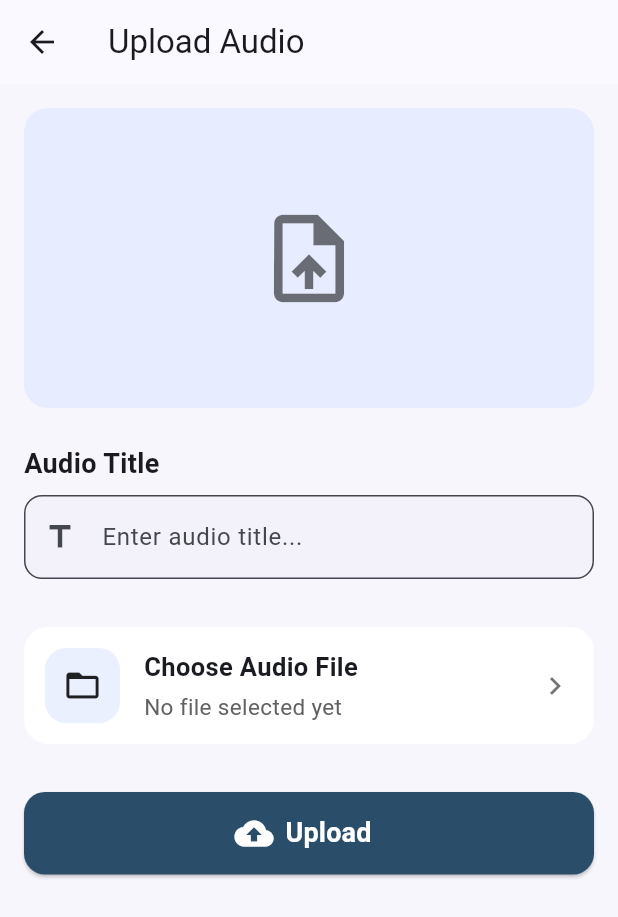
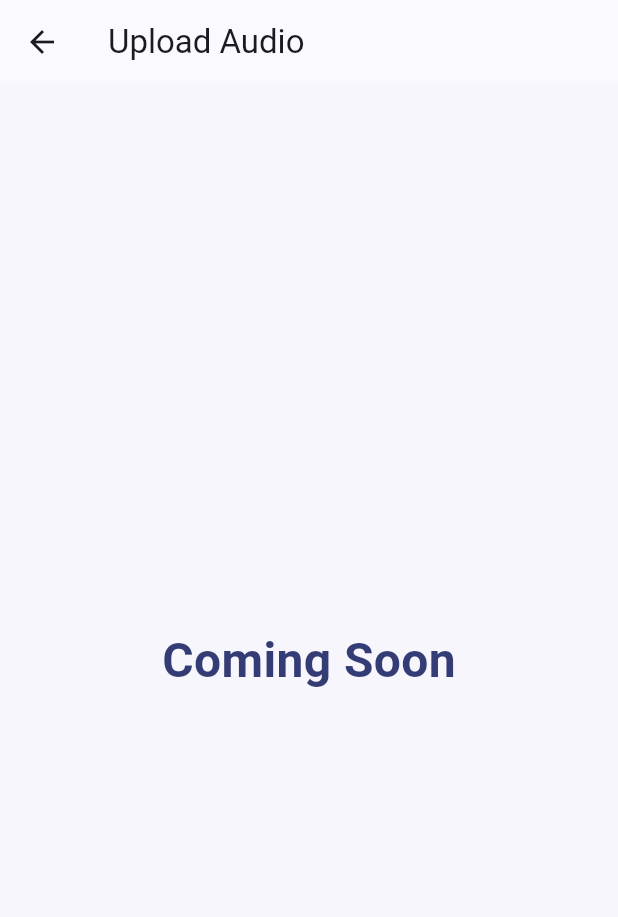
Before and after one commit to Majdalru/2025_GP_13, a Flutter app: the UploadAudioPage screen opened directly, on a phone screen of 412 x 824 dp. Shown: the top 917 px of the screen. Run offline on Flutter 3.47's test engine with Material 3 defaults, Android fonts, the phone set to English and light mode, and no system bars; our stand-ins replace audioplayers, cloud_firestore, firebase_auth, firebase_core, fl_chart, flutter_local_notifications and 4 more; missing offline and left inert: record; accounts and stored records are empty.

Commit message:
final touches

```diff
--- a/lib/Screens/location_page.dart
+++ b/lib/Screens/location_page.dart
@@ -8,24 +8,40 @@ class LocationPage extends StatelessWidget {
     final cs = Theme.of(context).colorScheme;
     return Scaffold(
       appBar: AppBar(title: const Text('Location')),
-      body: Padding(
-        padding: const EdgeInsets.all(16),
-        child: Column(
-          children: [
-            Container(
-              height: 220,
-              decoration: BoxDecoration(
-                color: cs.primaryContainer.withOpacity(.5),
-                borderRadius: BorderRadius.circular(16),
-              ),
-              child: const Center(child: Icon(Icons.map, size: 64)),
-            ),
-            const SizedBox(height: 16),
-            const ListTile(leading: Icon(Icons.place), title: Text('loc ..........')),
-            const ListTile(leading: Icon(Icons.access_time), title: Text('Time ..........')),
-          ],
+      body: Center(
+        child: Text(
+          "Coming Soon",
+          style: TextStyle(
+            fontSize: 32,
+            fontWeight: FontWeight.bold,
+            color: const Color.fromARGB(255, 51, 60, 116),
+          ),
         ),
       ),
+      //Padding(
+      //   padding: const EdgeInsets.all(16),
+      //   child: Column(
+      //     children: [
+      //       Container(
+      //         height: 220,
+      //         decoration: BoxDecoration(
+      //           color: cs.primaryContainer.withOpacity(.5),
+      //           borderRadius: BorderRadius.circular(16),
+      //         ),
+      //         child: const Center(child: Icon(Icons.map, size: 64)),
+      //       ),
+      //       const SizedBox(height: 16),
+      //       const ListTile(
+      //         leading: Icon(Icons.place),
+      //         title: Text('loc ..........'),
+      //       ),
+      //       const ListTile(
+      //         leading: Icon(Icons.access_time),
+      //         title: Text('Time ..........'),
+      //       ),
+      //     ],
+      //   ),
+      //),
     );
   }
 }
--- a/lib/Screens/upload_audio_page.dart
+++ b/lib/Screens/upload_audio_page.dart
@@ -16,157 +16,167 @@ class _UploadAudioPageState extends State<UploadAudioPage> {
 
     return Scaffold(
       appBar: AppBar(title: const Text('Upload Audio')),
-      body: Padding(
-        padding: const EdgeInsets.all(16),
-        child: SingleChildScrollView(
-          child: Column(
-            crossAxisAlignment: CrossAxisAlignment.start,
-            children: [
-              // 🔹 Preview / Placeholder
-              Container(
-                height: 200,
-                width: double.infinity,
-                decoration: BoxDecoration(
-                  color: cs.primaryContainer.withOpacity(.5),
-                  borderRadius: BorderRadius.circular(16),
-                ),
-                child: const Center(
-                  child: Icon(Icons.upload_file, size: 70, color: Colors.black54),
-                ),
-              ),
-
-              const SizedBox(height: 24),
-
-              // 🔹 Audio title
-              const Text(
-                "Audio Title",
-                style: TextStyle(fontWeight: FontWeight.bold, fontSize: 18),
-              ),
-              const SizedBox(height: 8),
-              TextField(
-                decoration: InputDecoration(
-                  hintText: "Enter audio title...",
-                  border: OutlineInputBorder(
-                    borderRadius: BorderRadius.circular(12),
-                  ),
-                  prefixIcon: const Icon(Icons.title),
-                ),
-              ),
-
-              const SizedBox(height: 24),
-
-              // 🔹 Card: Choose Audio File
-              _uploadCard(
-                context,
-                icon: Icons.folder_open,
-                title: "Choose Audio File",
-                subtitle: selectedFile ?? "No file selected yet",
-                onTap: () {
-                  // TODO: Replace with file picker later
-                  setState(() => selectedFile = "example_audio.mp3");
-                  ScaffoldMessenger.of(context).showSnackBar(
-                    const SnackBar(content: Text("File picker will open soon.")),
-                  );
-                },
-              ),
-
-              const SizedBox(height: 24),
-
-              // 🔹 Upload button
-              SizedBox(
-                width: double.infinity,
-                height: 55,
-                child: ElevatedButton.icon(
-                  icon: const Icon(Icons.cloud_upload, size: 26 ,color: Colors.white,),
-                  label: const Text(
-                    "Upload",
-                    style: TextStyle(fontSize: 18, fontWeight: FontWeight.bold,  color: Colors.white,),
-                  ),
-                  onPressed: () {
-                    if (selectedFile == null) {
-                      ScaffoldMessenger.of(context).showSnackBar(
-                        const SnackBar(
-                          content: Text("Please choose a file first."),
-                        ),
-                      );
-                    } else {
-                      ScaffoldMessenger.of(context).showSnackBar(
-                        const SnackBar(
-                            content: Text("Audio uploaded successfully!")),
-                      );
-                    }
-                  },
-                  style: ElevatedButton.styleFrom(
-                    backgroundColor: const Color(0xFF2A4D69),
-                    shape: RoundedRectangleBorder(
-                      borderRadius: BorderRadius.circular(14),
-                    ),
-                  ),
-                ),
-              ),
-            ],
+      body: Center(
+        child: Text(
+          "Coming Soon",
+          style: TextStyle(
+            fontSize: 32,
+            fontWeight: FontWeight.bold,
+            color: const Color.fromARGB(255, 51, 60, 116),
           ),
         ),
       ),
+      // Padding(
+      //   padding: const EdgeInsets.all(16),
+      //   child: SingleChildScrollView(
+      //     child: Column(
+      //       crossAxisAlignment: CrossAxisAlignment.start,
+      //       children: [
+      //         // 🔹 Preview / Placeholder
+      //         Container(
+      //           height: 200,
+      //           width: double.infinity,
+      //           decoration: BoxDecoration(
+      //             color: cs.primaryContainer.withOpacity(.5),
+      //             borderRadius: BorderRadius.circular(16),
+      //           ),
+      //           child: const Center(
+      //             child: Icon(Icons.upload_file, size: 70, color: Colors.black54),
+      //           ),
+      //         ),
+
+      //         const SizedBox(height: 24),
+
+      //         // 🔹 Audio title
+      //         const Text(
+      //           "Audio Title",
+      //           style: TextStyle(fontWeight: FontWeight.bold, fontSize: 18),
+      //         ),
+      //         const SizedBox(height: 8),
+      //         TextField(
+      //           decoration: InputDecoration(
+      //             hintText: "Enter audio title...",
+      //             border: OutlineInputBorder(
+      //               borderRadius: BorderRadius.circular(12),
+      //             ),
+      //             prefixIcon: const Icon(Icons.title),
+      //           ),
+      //         ),
+
+      //         const SizedBox(height: 24),
+
+      //         // 🔹 Card: Choose Audio File
+      //         _uploadCard(
+      //           context,
+      //           icon: Icons.folder_open,
+      //           title: "Choose Audio File",
+      //           subtitle: selectedFile ?? "No file selected yet",
+      //           onTap: () {
+      //             // TODO: Replace with file picker later
+      //             setState(() => selectedFile = "example_audio.mp3");
+      //             ScaffoldMessenger.of(context).showSnackBar(
+      //               const SnackBar(content: Text("File picker will open soon.")),
+      //             );
+      //           },
+      //         ),
+
+      //         const SizedBox(height: 24),
+
+      //         // 🔹 Upload button
+      //         SizedBox(
+      //           width: double.infinity,
+      //           height: 55,
+      //           child: ElevatedButton.icon(
+      //             icon: const Icon(Icons.cloud_upload, size: 26 ,color: Colors.white,),
+      //             label: const Text(
+      //               "Upload",
+      //               style: TextStyle(fontSize: 18, fontWeight: FontWeight.bold,  color: Colors.white,),
+      //             ),
+      //             onPressed: () {
+      //               if (selectedFile == null) {
+      //                 ScaffoldMessenger.of(context).showSnackBar(
+      //                   const SnackBar(
+      //                     content: Text("Please choose a file first."),
+      //                   ),
+      //                 );
+      //               } else {
+      //                 ScaffoldMessenger.of(context).showSnackBar(
+      //                   const SnackBar(
+      //                       content: Text("Audio uploaded successfully!")),
+      //                 );
+      //               }
+      //             },
+      //             style: ElevatedButton.styleFrom(
+      //               backgroundColor: const Color(0xFF2A4D69),
+      //               shape: RoundedRectangleBorder(
+      //                 borderRadius: BorderRadius.circular(14),
+      //               ),
+      //             ),
+      //           ),
+      //         ),
+      //       ],
+      //     ),
+      //   ),
+      // ),
     );
   }
 
   // 🔹 Custom card widget
-  Widget _uploadCard(
-    BuildContext context, {
-    required IconData icon,
-    required String title,
-    required String subtitle,
-    required VoidCallback onTap,
-  }) {
-    final cs = Theme.of(context).colorScheme;
+  // Widget _uploadCard(
+  //   BuildContext context, {
+  //   required IconData icon,
+  //   required String title,
+  //   required String subtitle,
+  //   required VoidCallback onTap,
+  // }) {
+  //   final cs = Theme.of(context).colorScheme;
 
-    return Card(
-      elevation: 0,
-      shape: RoundedRectangleBorder(borderRadius: BorderRadius.circular(16)),
-      child: InkWell(
-        borderRadius: BorderRadius.circular(16),
-        onTap: onTap,
-        child: Padding(
-          padding: const EdgeInsets.all(14),
-          child: Row(
-            children: [
-              Container(
-                padding: const EdgeInsets.all(12),
-                decoration: BoxDecoration(
-                  color: cs.primaryContainer.withOpacity(.5),
-                  borderRadius: BorderRadius.circular(14),
-                ),
-                child: Icon(icon, size: 26, color: Colors.black87),
-              ),
-              const SizedBox(width: 16),
-              Expanded(
-                child: Column(
-                  crossAxisAlignment: CrossAxisAlignment.start,
-                  children: [
-                    Text(
-                      title,
-                      style: const TextStyle(
-                        fontWeight: FontWeight.bold,
-                        fontSize: 17,
-                      ),
-                    ),
-                    const SizedBox(height: 4),
-                    Text(
-                      subtitle,
-                      style: TextStyle(
-                        color: Colors.grey.shade700,
-                        fontSize: 15,
-                      ),
-                    ),
-                  ],
-                ),
-              ),
-              const Icon(Icons.chevron_right, color: Colors.black54),
-            ],
-          ),
-        ),
-      ),
-    );
-  }
+  //   return Card(
+  //     elevation: 0,
+  //     shape: RoundedRectangleBorder(borderRadius: BorderRadius.circular(16)),
+  //     child: InkWell(
+  //       borderRadius: BorderRadius.circular(16),
+  //       onTap: onTap,
+  //       child: Padding(
+  //         padding: const EdgeInsets.all(14),
+  //         child: Row(
+  //           children: [
+  //             Container(
+  //               padding: const EdgeInsets.all(12),
+  //               decoration: BoxDecoration(
+  //                 color: cs.primaryContainer.withOpacity(.5),
+  //                 borderRadius: BorderRadius.circular(14),
+  //               ),
+  //               child: Icon(icon, size: 26, color: Colors.black87),
+  //             ),
+  //             const SizedBox(width: 16),
+  //             Expanded(
+  //               child: Column(
+  //                 crossAxisAlignment: CrossAxisAlignment.start,
+  //                 children: [
+  //                   Text(
+  //                     title,
+  //                     style: const TextStyle(
+  //                       fontWeight: FontWeight.bold,
+  //                       fontSize: 17,
+  //                     ),
+  //                   ),
+  //                   const SizedBox(height: 4),
+  //                   Text(
+  //                     subtitle,
+  //                     style: TextStyle(
+  //                       color: Colors.grey.shade700,
+  //                       fontSize: 15,
+  //                     ),
+  //                   ),
+  //                 ],
+  //               ),
+  //             ),
+  //             const Icon(Icons.chevron_right, color: Colors.black54),
+  //           ],
+  //         ),
+  //       ),
+  //     ),
+  //   );
+  // }
 }
--- a/lib/elderly_Screens/screens/elderly_med.dart
+++ b/lib/elderly_Screens/screens/elderly_med.dart
@@ -238,7 +238,7 @@ class _ElderlyMedicationPageState extends State<ElderlyMedicationPage>
 
                 // Tab 2: Full list
                 Padding(
-                  padding: const EdgeInsets.all(24.0),
+                  padding: const EdgeInsets.fromLTRB(20, 5, 20, 20),
                   child: Column(
                     crossAxisAlignment: CrossAxisAlignment.start,
                     children: [
@@ -261,7 +261,7 @@ class _ElderlyMedicationPageState extends State<ElderlyMedicationPage>
                           elevation: 6,
                         ),
                       ),
-                      const SizedBox(height: 32),
+                      const SizedBox(height: 24),
                       const Text(
                         'Medication List',
                         style: TextStyle(
```
